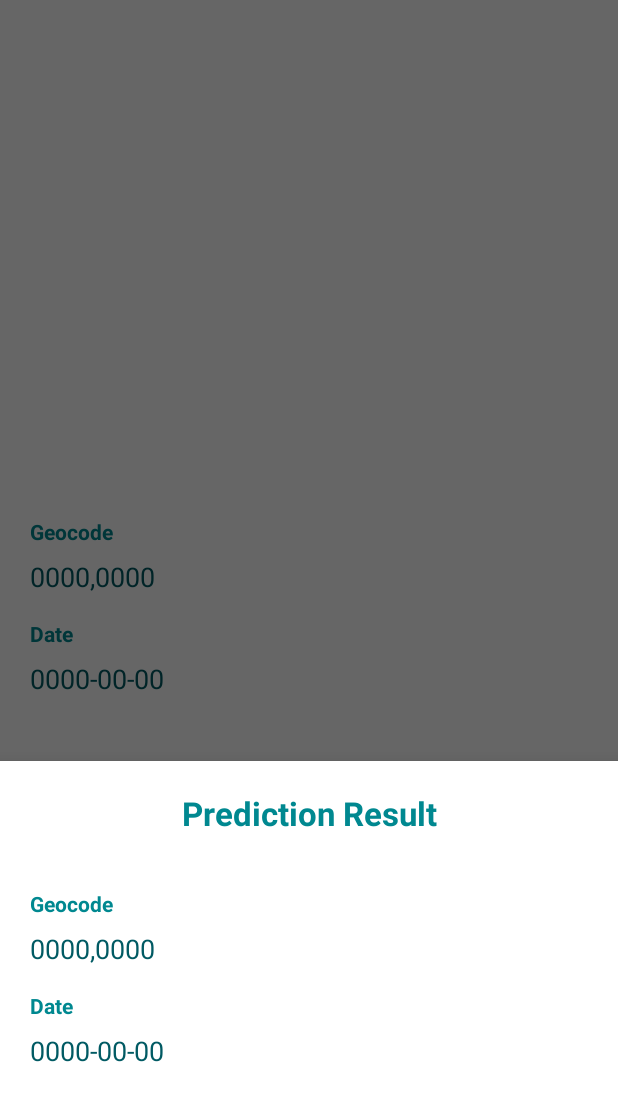
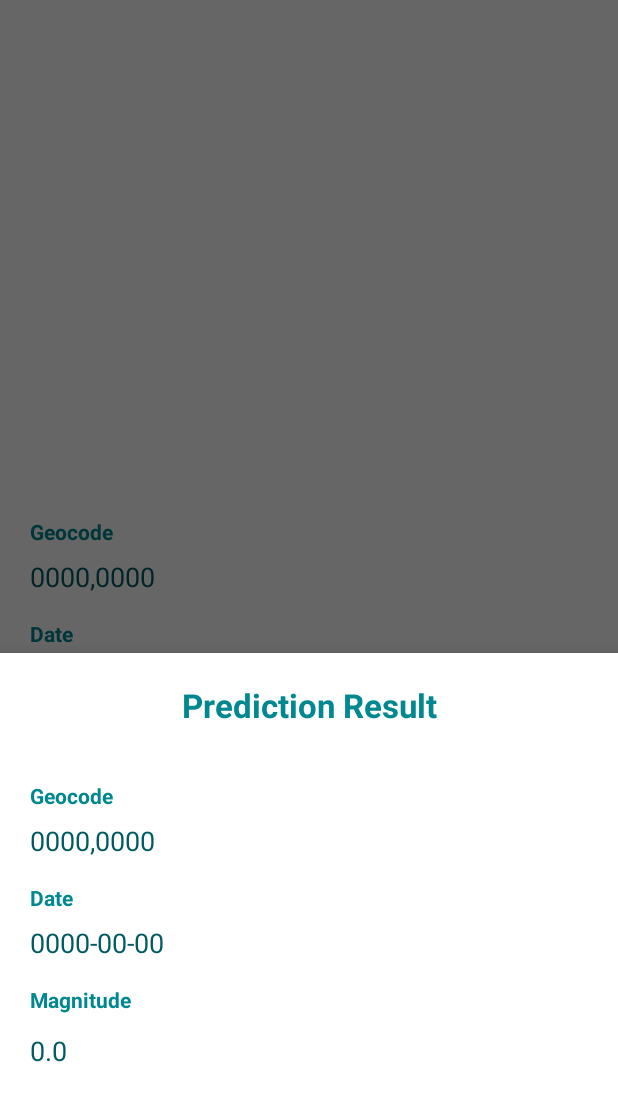
Before and after one commit to Kurohayabusa-r/capstone, an Android app: the fragment PredictionResultFragment placed in its activity, item 2 of the bottom bar chosen, on a phone screen of 412 x 824 dp, the part 137-1236 px from its top. Run offline under Robolectric (Android 15) with nearby library versions, the phone set to English and light mode, and no system bars; our stand-ins replace Firebase (no records; nobody signed in at launch, a user with empty details on screens opened directly), navigation-ui; libraries missing offline, so code that uses them is left out: com.loopj.android, cz.msebera.android.

Commit message:
Connect to ML model API

```diff
--- a/Android/ENDF/app/src/main/java/com/b21cap0397/endf/data/entities/GempaLimaSrEntity.kt
+++ b/Android/ENDF/app/src/main/java/com/b21cap0397/endf/data/entities/EarthquakeFiveEntity.kt
@@ -5,7 +5,7 @@ import kotlinx.parcelize.Parcelize
 
 
 @Parcelize
-data class GempaLimaSrEntity(
+data class EarthquakeFiveEntity(
     var id: String = "",
     var tanggal: String = "",
     var jam: String = "",
--- /dev/null
+++ b/Android/ENDF/app/src/main/java/com/b21cap0397/endf/data/entities/PredictionEntity.kt
@@ -0,0 +1,5 @@
+package com.b21cap0397.endf.data.entities
+
+data class PredictionEntity(
+    var magnitude: String = ""
+)
--- a/Android/ENDF/app/src/main/java/com/b21cap0397/endf/ui/earthquake/HomeAdapter.kt
+++ b/Android/ENDF/app/src/main/java/com/b21cap0397/endf/ui/earthquake/EarthquakeAdapter.kt
@@ -6,14 +6,14 @@ import android.view.ViewGroup
 import androidx.appcompat.app.AppCompatActivity
 import androidx.recyclerview.widget.RecyclerView
 import com.b21cap0397.endf.R
-import com.b21cap0397.endf.data.entities.GempaLimaSrEntity
+import com.b21cap0397.endf.data.entities.EarthquakeFiveEntity
 import com.b21cap0397.endf.databinding.BaseGempaRowBinding
 
-class HomeAdapter : RecyclerView.Adapter<HomeAdapter.ReportViewHolder>() {
+class EarthquakeAdapter : RecyclerView.Adapter<EarthquakeAdapter.ReportViewHolder>() {
 
-    private val listGempa = ArrayList<GempaLimaSrEntity>()
+    private val listGempa = ArrayList<EarthquakeFiveEntity>()
 
-    fun setGempaData(gempaList: ArrayList<GempaLimaSrEntity>) {
+    fun setGempaData(gempaList: ArrayList<EarthquakeFiveEntity>) {
         this.listGempa.clear()
         this.listGempa.addAll(gempaList)
         notifyDataSetChanged()
@@ -21,7 +21,7 @@ class HomeAdapter : RecyclerView.Adapter<HomeAdapter.ReportViewHolder>() {
 
     class ReportViewHolder(private val binding: BaseGempaRowBinding) :
         RecyclerView.ViewHolder(binding.root) {
-        fun bind(gempa: GempaLimaSrEntity) {
+        fun bind(gempa: EarthquakeFiveEntity) {
             with(binding) {
                 tvGempaMagnitude.text = itemView.resources.getString(R.string.gempa_skala, gempa.magnitude)
                 tvGempaLokasi.text = gempa.wilayah
@@ -31,9 +31,9 @@ class HomeAdapter : RecyclerView.Adapter<HomeAdapter.ReportViewHolder>() {
 
                 itemView.setOnClickListener {
                     val fragmentManager = (itemView.context as AppCompatActivity).supportFragmentManager
-                    val eqFragment = EqDetailFragment()
+                    val eqFragment = EarthquakeDetailFragment()
                     val bundle = Bundle()
-                    bundle.putParcelable(EqDetailFragment.EXTRA_EQ, gempa)
+                    bundle.putParcelable(EarthquakeDetailFragment.EXTRA_EQ, gempa)
                     eqFragment.arguments = bundle
                     eqFragment.show(fragmentManager, "EQ_DETAIL")
                 }
--- a/Android/ENDF/app/src/main/java/com/b21cap0397/endf/ui/earthquake/EqDetailFragment.kt
+++ b/Android/ENDF/app/src/main/java/com/b21cap0397/endf/ui/earthquake/EarthquakeDetailFragment.kt
@@ -5,7 +5,7 @@ import android.view.LayoutInflater
 import android.view.View
 import android.view.ViewGroup
 import com.b21cap0397.endf.R
-import com.b21cap0397.endf.data.entities.GempaLimaSrEntity
+import com.b21cap0397.endf.data.entities.EarthquakeFiveEntity
 import com.google.android.gms.maps.CameraUpdateFactory
 import com.google.android.gms.maps.GoogleMap
 import com.google.android.gms.maps.OnMapReadyCallback
@@ -15,7 +15,7 @@ import com.google.android.gms.maps.model.MarkerOptions
 import com.google.android.material.bottomsheet.BottomSheetDialogFragment
 
 
-class EqDetailFragment : BottomSheetDialogFragment(), OnMapReadyCallback {
+class EarthquakeDetailFragment : BottomSheetDialogFragment(), OnMapReadyCallback {
 
     companion object {
         const val EXTRA_EQ = "extra_eq"
@@ -39,7 +39,7 @@ class EqDetailFragment : BottomSheetDialogFragment(), OnMapReadyCallback {
     override fun onMapReady(googleMap: GoogleMap) {
         val bundle = arguments
         if (bundle != null) {
-            val eq: GempaLimaSrEntity? = bundle.getParcelable(EXTRA_EQ)
+            val eq: EarthquakeFiveEntity? = bundle.getParcelable(EXTRA_EQ)
             val coordinate = LatLng(eq?.latitude!!.toDouble(), eq.logitude.toDouble())
             googleMap.addMarker(
                 MarkerOptions()
--- a/Android/ENDF/app/src/main/java/com/b21cap0397/endf/ui/earthquake/GempaLimaSrViewModel.kt
+++ b/Android/ENDF/app/src/main/java/com/b21cap0397/endf/ui/earthquake/EarthquakeFiveViewModel.kt
@@ -4,16 +4,16 @@ import android.util.Log
 import androidx.lifecycle.LiveData
 import androidx.lifecycle.MutableLiveData
 import androidx.lifecycle.ViewModel
-import com.b21cap0397.endf.data.entities.GempaLimaSrEntity
+import com.b21cap0397.endf.data.entities.EarthquakeFiveEntity
 import com.google.firebase.firestore.ktx.firestore
 import com.google.firebase.ktx.Firebase
 
-class GempaLimaSrViewModel : ViewModel() {
+class EarthquakeFiveViewModel : ViewModel() {
 
-    private val gempaList = MutableLiveData<ArrayList<GempaLimaSrEntity>>()
+    private val gempaList = MutableLiveData<ArrayList<EarthquakeFiveEntity>>()
 
-//    fun setGempaLimaSrDataFromApi() {
-//        val gempaObjects = ArrayList<GempaLimaSrEntity>()
+//    fun setMagnitudePrediction() {
+//        val gempaObjects = ArrayList<EarthquakeFiveEntity>()
 //
 //        val url = "http://52.221.244.247:8000/api/bmkg/gempa/limasr"
 //
@@ -28,7 +28,7 @@ class GempaLimaSrViewModel : ViewModel() {
 //                val jsonArray = JSONArray(jsonString)
 //                for (i in 0 until jsonArray.length()) {
 //                    val jsonObject = jsonArray.getJSONObject(i)
-//                    val gempaLimaSr = GempaLimaSrEntity()
+//                    val gempaLimaSr = EarthquakeFiveEntity()
 //
 //                    gempaLimaSr.id = jsonObject.getString("id")
 //                    gempaLimaSr.tanggal = jsonObject.getString("tanggal")
@@ -57,7 +57,7 @@ class GempaLimaSrViewModel : ViewModel() {
 //    }
 
     fun setGempaLimaSrDataFromFirebase() {
-        val gempaObjects = ArrayList<GempaLimaSrEntity>()
+        val gempaObjects = ArrayList<EarthquakeFiveEntity>()
         val db = Firebase.firestore
         db.collection("earthquakes")
             .get()
@@ -65,7 +65,7 @@ class GempaLimaSrViewModel : ViewModel() {
                 for (document in result) {
                     Log.d("FB OK", "${document.id} => ${document.data}")
 
-                    val gempaLimaSr = GempaLimaSrEntity()
+                    val gempaLimaSr = EarthquakeFiveEntity()
                     gempaLimaSr.tanggal = document.data["occurence_time"].toString()
                     gempaLimaSr.latitude = document.data["latitude"].toString()
                     gempaLimaSr.logitude = document.data["longitude"].toString()
@@ -84,6 +84,6 @@ class GempaLimaSrViewModel : ViewModel() {
     }
 
 
-    fun getGempaLimaSrData(): LiveData<ArrayList<GempaLimaSrEntity>> = gempaList
+    fun getGempaLimaSrData(): LiveData<ArrayList<EarthquakeFiveEntity>> = gempaList
 
 }
--- a/Android/ENDF/app/src/main/java/com/b21cap0397/endf/ui/earthquake/HomeFragment.kt
+++ b/Android/ENDF/app/src/main/java/com/b21cap0397/endf/ui/earthquake/EartquakeFragment.kt
@@ -10,10 +10,10 @@ import androidx.recyclerview.widget.LinearLayoutManager
 import androidx.recyclerview.widget.RecyclerView
 import com.b21cap0397.endf.R
 
-class HomeFragment : Fragment() {
+class EartquakeFragment : Fragment() {
 
     private lateinit var rvHome: RecyclerView
-    private lateinit var homeAdapter: HomeAdapter
+    private lateinit var earthquakeAdapter: EarthquakeAdapter
 
     override fun onCreateView(
         inflater: LayoutInflater,
@@ -31,14 +31,14 @@ class HomeFragment : Fragment() {
         val homeViewModel = ViewModelProvider(
             this,
             ViewModelProvider.NewInstanceFactory()
-        )[GempaLimaSrViewModel::class.java]
+        )[EarthquakeFiveViewModel::class.java]
 
-//        homeViewModel.setGempaLimaSrDataFromApi()
+//        homeViewModel.setMagnitudePrediction()
         homeViewModel.setGempaLimaSrDataFromFirebase()
         homeViewModel.getGempaLimaSrData().observe(
             viewLifecycleOwner, {
                 if (it != null) {
-                    homeAdapter.setGempaData(it)
+                    earthquakeAdapter.setGempaData(it)
                 }
             }
         )
@@ -48,7 +48,7 @@ class HomeFragment : Fragment() {
         rvHome = view?.findViewById(R.id.rv_home)!!
         rvHome.setHasFixedSize(true)
         rvHome.layoutManager = LinearLayoutManager(context)
-        homeAdapter = HomeAdapter()
-        rvHome.adapter = homeAdapter
+        earthquakeAdapter = EarthquakeAdapter()
+        rvHome.adapter = earthquakeAdapter
     }
 }
--- a/Android/ENDF/app/src/main/java/com/b21cap0397/endf/ui/prediction/PredictionFragment.kt
+++ b/Android/ENDF/app/src/main/java/com/b21cap0397/endf/ui/prediction/PredictionFragment.kt
@@ -109,6 +109,7 @@ class PredictionFragment : Fragment(), OnMapReadyCallback, GoogleMap.OnMarkerDra
         geocode = "${position.latitude},${position.longitude}"
         val tvGeocodeValue: TextView? = view?.findViewById(R.id.tv_geocode_value)
         tvGeocodeValue?.text = geocode
+        println("[+] Title: ${p0.title}")
     }
 
 
--- a/Android/ENDF/app/src/main/java/com/b21cap0397/endf/ui/prediction/PredictionResultFragment.kt
+++ b/Android/ENDF/app/src/main/java/com/b21cap0397/endf/ui/prediction/PredictionResultFragment.kt
@@ -1,11 +1,12 @@
 package com.b21cap0397.endf.ui.prediction
 
 import android.os.Bundle
-import androidx.fragment.app.Fragment
 import android.view.LayoutInflater
 import android.view.View
 import android.view.ViewGroup
 import android.widget.TextView
+import androidx.lifecycle.Observer
+import androidx.lifecycle.ViewModelProvider
 import com.b21cap0397.endf.R
 import com.google.android.material.bottomsheet.BottomSheetDialogFragment
 
@@ -27,14 +28,38 @@ class PredictionResultFragment : BottomSheetDialogFragment() {
     override fun onViewCreated(view: View, savedInstanceState: Bundle?) {
         super.onViewCreated(view, savedInstanceState)
 
+        val viewModel = ViewModelProvider(
+            this,
+            ViewModelProvider.NewInstanceFactory()
+        )[PredictionViewModel::class.java]
+
+
         val tvDateResultValue: TextView = view.findViewById(R.id.tv_date_result_value)
         val tvGeocodeResultValue: TextView = view.findViewById(R.id.tv_geocode_result_value)
+        val tvMagnitudeResultValue: TextView = view.findViewById(R.id.tv_prediction_magnitude_value)
 
         val bundle = arguments
         if (bundle != null) {
-            tvDateResultValue.text = bundle.getString(EXTRA_DATE)
-            tvGeocodeResultValue.text = bundle.getString(EXTRA_GEOCODE)
+            val fullDate = bundle.getString(EXTRA_DATE)
+            val fullDateSplitted = fullDate?.split("-")?.map { item -> item.toInt() }
+            val geoCode = bundle.getString(EXTRA_GEOCODE)
+            val geoCodeSplitted = geoCode?.split(",")?.map { item -> item.toDouble() }
+            val params: List<Number> =
+                listOf(
+                    geoCodeSplitted!![0],
+                    geoCodeSplitted[1],
+                    fullDateSplitted!![1],
+                    fullDateSplitted[2],
+                    fullDateSplitted[0]
+                )
+
+            viewModel.setMagnitudePrediction(params)
+            tvDateResultValue.text = fullDate
+            tvGeocodeResultValue.text = geoCode
         }
 
+        viewModel.magnitudePrediction.observe(viewLifecycleOwner, Observer {
+            tvMagnitudeResultValue.text = it
+        })
     }
 }
--- a/Android/ENDF/app/src/main/java/com/b21cap0397/endf/ui/prediction/PredictionViewModel.kt
+++ b/Android/ENDF/app/src/main/java/com/b21cap0397/endf/ui/prediction/PredictionViewModel.kt
@@ -3,11 +3,50 @@ package com.b21cap0397.endf.ui.prediction
 import androidx.lifecycle.LiveData
 import androidx.lifecycle.MutableLiveData
 import androidx.lifecycle.ViewModel
+import com.loopj.android.http.AsyncHttpClient
+import com.loopj.android.http.AsyncHttpResponseHandler
+import cz.msebera.android.httpclient.Header
+import cz.msebera.android.httpclient.entity.StringEntity
+import org.json.JSONArray
+import org.json.JSONObject
 
 class PredictionViewModel : ViewModel() {
 
-    private val _text = MutableLiveData<String>().apply {
-        value = "This is dashboard Fragment"
+    private val _magnitudePrediction = MutableLiveData<String>()
+
+    fun setMagnitudePrediction(data: List<Number>) {
+
+        val url = "http://35.226.247.153/predict"
+        val jsonParams = JSONObject()
+        jsonParams.put("instances", JSONArray(data))
+        val params = StringEntity(jsonParams.toString())
+        params.setContentType("application/json")
+        val client = AsyncHttpClient()
+        client.setTimeout(10000)
+        client.post(null, url, params, "application/json", object : AsyncHttpResponseHandler() {
+            override fun onSuccess(
+                statusCode: Int,
+                headers: Array<out Header>?,
+                responseBody: ByteArray
+            ) {
+                val jsonString = String(responseBody)
+                val jsonObject = JSONObject(jsonString)
+                val result = jsonObject.getJSONArray("predictions").getJSONArray(0)[0]
+                _magnitudePrediction.value = result.toString()
+            }
+
+            override fun onFailure(
+                statusCode: Int,
+                headers: Array<out Header>?,
+                responseBody: ByteArray?,
+                error: Throwable?
+            ) {
+                if (error != null) {
+                    println("[+] Status code: $statusCode, \nerror: ${error.message}")
+                }
+            }
+        })
     }
-    val text: LiveData<String> = _text
+
+    val magnitudePrediction: LiveData<String> = _magnitudePrediction
 }
--- a/Android/ENDF/app/src/main/res/layout/fragment_eartquake.xml
+++ b/Android/ENDF/app/src/main/res/layout/fragment_eartquake.xml
@@ -4,7 +4,7 @@
     android:layout_width="match_parent"
     android:layout_height="match_parent"
     android:paddingBottom="?attr/actionBarSize"
-    tools:context=".ui.earthquake.HomeFragment">
+    tools:context=".ui.earthquake.EartquakeFragment">
 
     <androidx.recyclerview.widget.RecyclerView
         android:id="@+id/rv_home"
--- a/Android/ENDF/app/src/main/res/layout/fragment_eq_detail.xml
+++ b/Android/ENDF/app/src/main/res/layout/fragment_eq_detail.xml
@@ -4,7 +4,7 @@
     android:layout_width="match_parent"
     android:layout_height="match_parent"
     android:orientation="vertical"
-    tools:context=".ui.earthquake.EqDetailFragment">
+    tools:context=".ui.earthquake.EarthquakeDetailFragment">
 
     <fragment
         android:id="@+id/map"
--- a/Android/ENDF/app/src/main/res/layout/fragment_prediction_result.xml
+++ b/Android/ENDF/app/src/main/res/layout/fragment_prediction_result.xml
@@ -69,4 +69,26 @@
         app:layout_constraintStart_toStartOf="parent"
         app:layout_constraintTop_toBottomOf="@+id/tv_date_result" />
 
+    <TextView
+        android:id="@+id/tv_prediction_magnitude"
+        android:layout_width="match_parent"
+        android:layout_height="wrap_content"
+        android:layout_marginTop="16dp"
+        android:text="@string/prediction_magnitude"
+        style="@style/Theme.ENDF.PredictionKeys"
+        app:layout_constraintEnd_toEndOf="parent"
+        app:layout_constraintStart_toStartOf="parent"
+        app:layout_constraintTop_toBottomOf="@+id/tv_date_result_value" />
+
+    <TextView
+        android:id="@+id/tv_prediction_magnitude_value"
+        android:layout_width="match_parent"
+        android:layout_height="wrap_content"
+        android:layout_marginTop="12dp"
+        android:text="@string/prediction_magnitude_value"
+        style="@style/Theme.ENDF.PredictionValues"
+        app:layout_constraintEnd_toEndOf="parent"
+        app:layout_constraintStart_toStartOf="parent"
+        app:layout_constraintTop_toBottomOf="@+id/tv_prediction_magnitude" />
+
 </androidx.constraintlayout.widget.ConstraintLayout>
--- a/Android/ENDF/app/src/main/res/navigation/mobile_navigation.xml
+++ b/Android/ENDF/app/src/main/res/navigation/mobile_navigation.xml
@@ -7,7 +7,7 @@
 
     <fragment
         android:id="@+id/nav_home"
-        android:name="com.b21cap0397.endf.ui.earthquake.HomeFragment"
+        android:name="com.b21cap0397.endf.ui.earthquake.EartquakeFragment"
         android:label="@string/title_earthquake"
         tools:layout="@layout/fragment_eartquake" />
 
--- a/Android/ENDF/app/src/main/res/values/strings.xml
+++ b/Android/ENDF/app/src/main/res/values/strings.xml
@@ -24,4 +24,6 @@
     <string name="date_value">0000-00-00</string>
     <string name="predict">Predict</string>
     <string name="prediction_result">Prediction Result</string>
+    <string name="prediction_magnitude">Magnitude</string>
+    <string name="prediction_magnitude_value">0.0</string>
 </resources>
```
